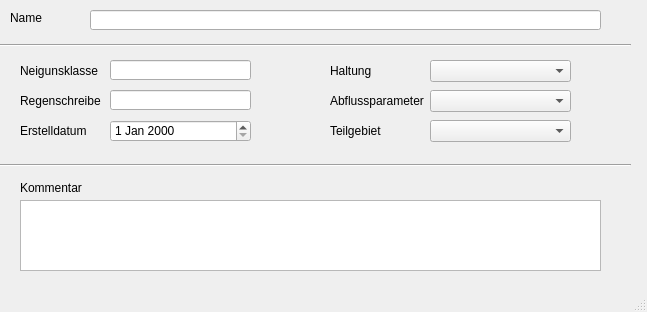
The window that templates/flaechen.ui (hoettges/QKan) describes before a commit, drawn with Qt 5.
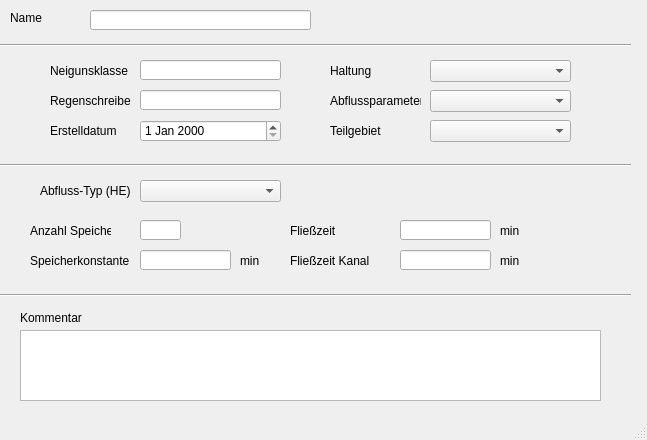
The same window after the commit.

Diff of the .ui file:
```diff
--- a/templates/flaechen.ui
+++ b/templates/flaechen.ui
@@ -10,7 +10,7 @@
     <x>0</x>
     <y>0</y>
     <width>647</width>
-    <height>312</height>
+    <height>440</height>
    </rect>
   </property>
   <property name="windowTitle">
@@ -22,7 +22,7 @@
      <rect>
       <x>330</x>
       <y>60</y>
-      <width>111</width>
+      <width>91</width>
       <height>21</height>
      </rect>
     </property>
@@ -60,7 +60,7 @@
     <property name="geometry">
      <rect>
       <x>20</x>
-      <y>180</y>
+      <y>310</y>
       <width>81</width>
       <height>16</height>
      </rect>
@@ -72,7 +72,7 @@
    <widget class="QLabel" name="label_5">
     <property name="geometry">
      <rect>
-      <x>20</x>
+      <x>50</x>
       <y>90</y>
       <width>81</width>
       <height>21</height>
@@ -85,7 +85,7 @@
    <widget class="QLabel" name="label_70">
     <property name="geometry">
      <rect>
-      <x>20</x>
+      <x>50</x>
       <y>120</y>
       <width>71</width>
       <height>21</height>
@@ -99,7 +99,7 @@
     <property name="geometry">
      <rect>
       <x>0</x>
-      <y>150</y>
+      <y>280</y>
       <width>631</width>
       <height>31</height>
      </rect>
@@ -111,7 +111,7 @@
    <widget class="QLabel" name="label_3">
     <property name="geometry">
      <rect>
-      <x>20</x>
+      <x>50</x>
       <y>60</y>
       <width>81</width>
       <height>21</height>
@@ -126,7 +126,7 @@
      <rect>
       <x>330</x>
       <y>90</y>
-      <width>111</width>
+      <width>91</width>
       <height>21</height>
      </rect>
     </property>
@@ -139,7 +139,7 @@
      <rect>
       <x>330</x>
       <y>120</y>
-      <width>111</width>
+      <width>91</width>
       <height>21</height>
      </rect>
     </property>
@@ -152,7 +152,7 @@
      <rect>
       <x>90</x>
       <y>10</y>
-      <width>511</width>
+      <width>221</width>
       <height>20</height>
      </rect>
     </property>
@@ -160,7 +160,7 @@
    <widget class="QLineEdit" name="neigkl">
     <property name="geometry">
      <rect>
-      <x>110</x>
+      <x>140</x>
       <y>60</y>
       <width>141</width>
       <height>20</height>
@@ -170,7 +170,7 @@
    <widget class="QLineEdit" name="regenschreiber">
     <property name="geometry">
      <rect>
-      <x>110</x>
+      <x>140</x>
       <y>90</y>
       <width>141</width>
       <height>20</height>
@@ -180,7 +180,7 @@
    <widget class="QDateEdit" name="createdat">
     <property name="geometry">
      <rect>
-      <x>110</x>
+      <x>140</x>
       <y>120</y>
       <width>141</width>
       <height>22</height>
@@ -221,12 +221,179 @@
     <property name="geometry">
      <rect>
       <x>20</x>
-      <y>200</y>
+      <y>330</y>
       <width>581</width>
       <height>71</height>
      </rect>
     </property>
    </widget>
+   <widget class="QComboBox" name="haltnam_2">
+    <property name="geometry">
+     <rect>
+      <x>140</x>
+      <y>180</y>
+      <width>141</width>
+      <height>22</height>
+     </rect>
+    </property>
+   </widget>
+   <widget class="QLabel" name="label_23">
+    <property name="geometry">
+     <rect>
+      <x>40</x>
+      <y>180</y>
+      <width>91</width>
+      <height>21</height>
+     </rect>
+    </property>
+    <property name="text">
+     <string>Abfluss-Typ (HE)</string>
+    </property>
+   </widget>
+   <widget class="Line" name="line_3">
+    <property name="geometry">
+     <rect>
+      <x>0</x>
+      <y>150</y>
+      <width>631</width>
+      <height>31</height>
+     </rect>
+    </property>
+    <property name="orientation">
+     <enum>Qt::Horizontal</enum>
+    </property>
+   </widget>
+   <widget class="QLineEdit" name="neigkl_2">
+    <property name="geometry">
+     <rect>
+      <x>140</x>
+      <y>220</y>
+      <width>41</width>
+      <height>20</height>
+     </rect>
+    </property>
+   </widget>
+   <widget class="QLabel" name="label_4">
+    <property name="geometry">
+     <rect>
+      <x>30</x>
+      <y>220</y>
+      <width>81</width>
+      <height>21</height>
+     </rect>
+    </property>
+    <property name="text">
+     <string>Anzahl Speicher</string>
+    </property>
+   </widget>
+   <widget class="QLabel" name="label_6">
+    <property name="geometry">
+     <rect>
+      <x>30</x>
+      <y>250</y>
+      <width>101</width>
+      <height>21</height>
+     </rect>
+    </property>
+    <property name="text">
+     <string>Speicherkonstante</string>
+    </property>
+   </widget>
+   <widget class="QLineEdit" name="neigkl_3">
+    <property name="geometry">
+     <rect>
+      <x>140</x>
+      <y>250</y>
+      <width>91</width>
+      <height>20</height>
+     </rect>
+    </property>
+   </widget>
+   <widget class="QLabel" name="label_7">
+    <property name="geometry">
+     <rect>
+      <x>240</x>
+      <y>250</y>
+      <width>31</width>
+      <height>21</height>
+     </rect>
+    </property>
+    <property name="text">
+     <string>min</string>
+    </property>
+   </widget>
+   <widget class="QLabel" name="label_8">
+    <property name="geometry">
+     <rect>
+      <x>290</x>
+      <y>220</y>
+      <width>81</width>
+      <height>21</height>
+     </rect>
+    </property>
+    <property name="text">
+     <string>Fließzeit</string>
+    </property>
+   </widget>
+   <widget class="QLineEdit" name="neigkl_4">
+    <property name="geometry">
+     <rect>
+      <x>400</x>
+      <y>220</y>
+      <width>91</width>
+      <height>20</height>
+     </rect>
+    </property>
+   </widget>
+   <widget class="QLineEdit" name="neigkl_5">
+    <property name="geometry">
+     <rect>
+      <x>400</x>
+      <y>250</y>
+      <width>91</width>
+      <height>20</height>
+     </rect>
+    </property>
+   </widget>
+   <widget class="QLabel" name="label_9">
+    <property name="geometry">
+     <rect>
+      <x>290</x>
+      <y>250</y>
+      <width>101</width>
+      <height>21</height>
+     </rect>
+    </property>
+    <property name="text">
+     <string>Fließzeit Kanal</string>
+    </property>
+   </widget>
+   <widget class="QLabel" name="label_10">
+    <property name="geometry">
+     <rect>
+      <x>500</x>
+      <y>220</y>
+      <width>31</width>
+      <height>21</height>
+     </rect>
+    </property>
+    <property name="text">
+     <string>min</string>
+    </property>
+   </widget>
+   <widget class="QLabel" name="label_11">
+    <property name="geometry">
+     <rect>
+      <x>500</x>
+      <y>250</y>
+      <width>31</width>
+      <height>21</height>
+     </rect>
+    </property>
+    <property name="text">
+     <string>min</string>
+    </property>
+   </widget>
   </widget>
   <widget class="QMenuBar" name="menubar">
    <property name="geometry">
```
